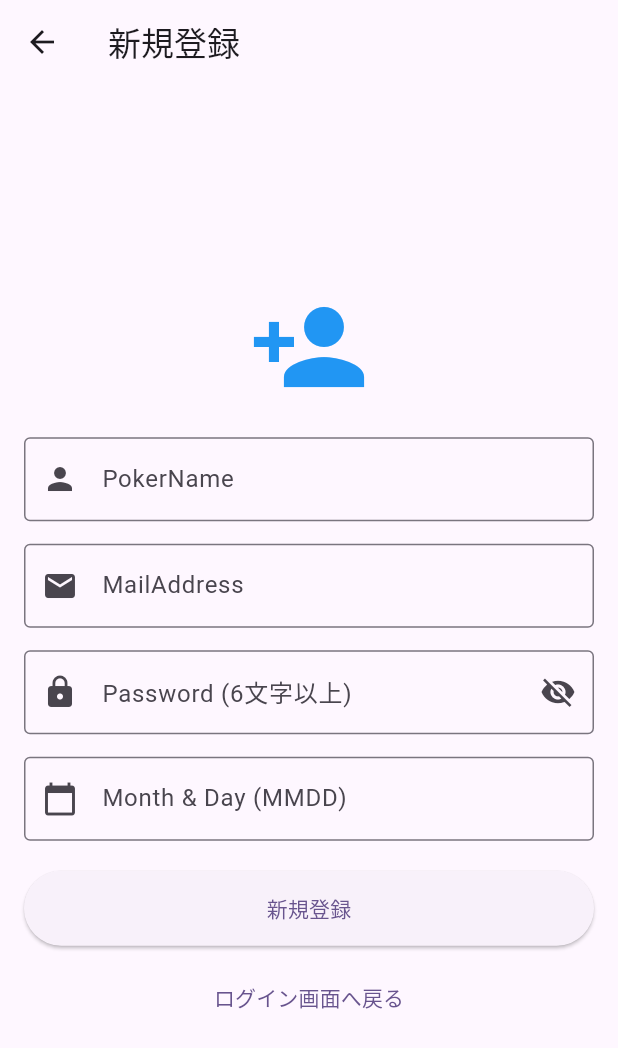
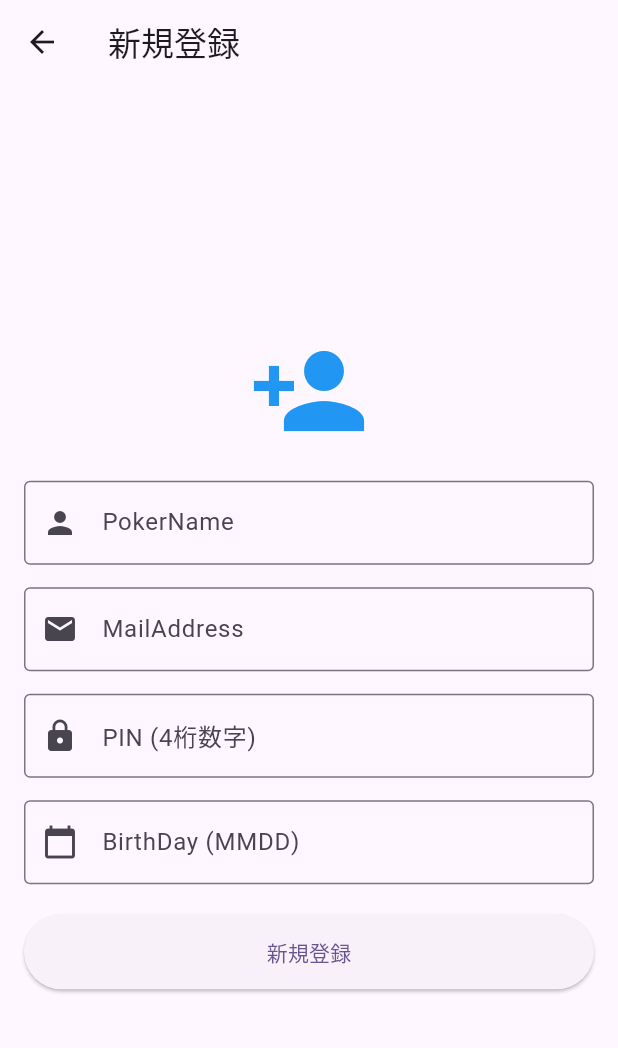
Before and after one commit to manjyuuya/poker_first1, a Flutter app: the screen it shows after launch, after a tap on "ログイン", after a tap on "新規登録はこちら", on a phone screen of 412 x 824 dp. Shown: the top 1048 px of the screen. Run offline on Flutter 3.47's test engine with Material 3 defaults, Android fonts, the phone set to English and light mode, and no system bars; our stand-ins replace cloud_firestore, cloud_functions, firebase_auth, firebase_core, firebase_storage, local_auth and 3 more; accounts and stored records are empty.

Commit message:
name重複処理 login関係

```diff
--- a/lib/createAccount2.dart
+++ b/lib/createAccount2.dart
@@ -1,8 +1,17 @@
+import 'dart:convert';
+import 'dart:math';
+import 'dart:typed_data';
+import 'package:crypto/crypto.dart';
 import 'package:firebase_auth/firebase_auth.dart';
 import 'package:cloud_firestore/cloud_firestore.dart';
+import 'package:firebase_storage/firebase_storage.dart';
 import 'package:flutter/material.dart';
+import 'package:qr_flutter/qr_flutter.dart';
+import 'package:path_provider/path_provider.dart';
+import 'package:cloud_functions/cloud_functions.dart';
+import 'dart:io';
+
 import 'package:poker_first/login.dart';
-import 'package:poker_first/login2.dart';
 
 class CreateAccount2 extends StatefulWidget {
   const CreateAccount2({super.key});
@@ -13,31 +22,54 @@ class CreateAccount2 extends StatefulWidget {
 
 class _CreateAccount2State extends State<CreateAccount2> {
   final _formKey = GlobalKey<FormState>();
-
   final TextEditingController _nameController = TextEditingController();
   final TextEditingController _emailController = TextEditingController();
-  final TextEditingController _passwordController = TextEditingController();
+  final TextEditingController _pinController = TextEditingController();
   final TextEditingController _birthMonthDayController = TextEditingController();
 
   bool _isLoading = false;
-  bool _isPasswordVisible = false;
 
-  void _signUp() async {
+  String _hashPIN(String pin) {
+    var bytes = utf8.encode(pin);
+    return sha256.convert(bytes).toString();
+  }
+
+  Future<bool> _isPokerNameTaken(String pokerName) async {
+    try {
+      final HttpsCallable callable =
+      FirebaseFunctions.instance.httpsCallable('checkPokerNameExists');
+      final result = await callable.call({'pokerName': pokerName});
+      return result.data['exists'] as bool;
+    } catch (e) {
+      debugPrint("Error checking PokerName: $e");
+      return false; // エラー時は false を返す（安全策）
+    }
+  }
+
+  Future<void> _signUp() async {
     if (_formKey.currentState!.validate()) {
       setState(() => _isLoading = true);
 
+      String name = _nameController.text.trim();
+      String monthDay = _birthMonthDayController.text.trim();
+      String email = _emailController.text.trim();
+      String pin = _pinController.text.trim();
+      String loginId = "$name$monthDay";
+      String hashedPin = _hashPIN(pin);
+      String fixedPassword = "YourFixedPassword123";
+
+      if (await _isPokerNameTaken(name)) {
+        setState(() => _isLoading = false);
+        ScaffoldMessenger.of(context).showSnackBar(
+          const SnackBar(content: Text("このPokerNameは既に使用されています")),
+        );
+        return;
+      }
+
       try {
-        String name = _nameController.text.trim();
-        String monthDay = _birthMonthDayController.text.trim();
-        String email = _emailController.text.trim();
-
-        // ログインIDを作成 (名前＋誕生日)
-        String loginId = "$name$monthDay";
-
-        // Firebase Authでアカウント作成
         UserCredential userCredential = await FirebaseAuth.instance.createUserWithEmailAndPassword(
           email: email,
-          password: _passwordController.text.trim(),
+          password: fixedPassword,
         );
 
         User? user = userCredential.user;
@@ -45,41 +77,82 @@ class _CreateAccount2State extends State<CreateAccount2> {
           await user.updateDisplayName(name);
           await user.reload();
 
-          // Firestoreにユーザー情報を保存
           await FirebaseFirestore.instance.collection('users').doc(user.uid).set({
             'uid': user.uid,
             'pokerName': name,
             'email': email,
             'birthMonthDay': monthDay,
-            'loginId': loginId, // 追加: loginId
+            'loginId': loginId,
+            'hashedPin': hashedPin,
             'role': 'user',
             'createdAt': FieldValue.serverTimestamp(),
           });
+
+          await _generateQRCodeAndSendEmail(user.uid, loginId, email);
         }
 
         setState(() => _isLoading = false);
-
         ScaffoldMessenger.of(context).showSnackBar(
           const SnackBar(content: Text("アカウントが作成されました！")),
         );
-
-        Navigator.pushReplacement(
-          context,
-          MaterialPageRoute(builder: (context) =>Login()),
-        );
+        Navigator.pushReplacement(context, MaterialPageRoute(builder: (context) => Login()));
       } on FirebaseAuthException catch (e) {
         setState(() => _isLoading = false);
-        String errorMessage = e.message ?? "登録に失敗しました";
-
-        print("エラー: $e");
-        ScaffoldMessenger.of(context).showSnackBar(
-          SnackBar(content: Text(errorMessage)),
-        );
+        ScaffoldMessenger.of(context).showSnackBar(SnackBar(content: Text(e.message ?? "登録に失敗しました")));
       }
     }
   }
 
+  Future<void> _generateQRCodeAndSendEmail(String uid, String loginId, String email) async {
+    try {
+      // QRコードデータ
+      String qrData = jsonEncode({'loginId': loginId, 'uid': uid});
 
+      // QRコード画像を生成
+      final qrValidationResult = QrValidator.validate(
+        data: qrData,
+        version: QrVersions.auto,
+        errorCorrectionLevel: QrErrorCorrectLevel.L,
+      );
+
+      if (qrValidationResult.status != QrValidationStatus.valid) {
+        throw Exception("QRコードの生成に失敗しました");
+      }
+
+      final qrCode = qrValidationResult.qrCode!;
+      final painter = QrPainter.withQr(
+        qr: qrCode,
+        color: Colors.black,
+        emptyColor: Colors.white,
+        gapless: true,
+      );
+
+      // 一時ディレクトリに保存
+      final tempDir = await getTemporaryDirectory();
+      final qrFile = File('${tempDir.path}/$loginId.png');
+
+      final picData = await painter.toImageData(300);
+      await qrFile.writeAsBytes(picData!.buffer.asUint8List());
+
+      // Firebase Storage にアップロード
+      final storageRef = FirebaseStorage.instance.ref().child('qr_codes/$loginId.png');
+      await storageRef.putFile(qrFile);
+
+      // QRコードのダウンロードURLを取得
+      String qrUrl = await storageRef.getDownloadURL();
+
+      // Firestore に QRコードURLを保存
+      await FirebaseFirestore.instance.collection('users').doc(uid).update({
+        'qrCodeUrl': qrUrl,
+      });
+
+      // ここで QRコードの URL をメールで送信する処理を追加
+      print("QRコードが発行されました: $qrUrl");
+
+    } catch (e) {
+      print("QRコードの生成または保存に失敗: $e");
+    }
+  }
 
   @override
   Widget build(BuildContext context) {
@@ -95,8 +168,6 @@ class _CreateAccount2State extends State<CreateAccount2> {
                 children: [
                   const Icon(Icons.person_add, size: 80, color: Colors.blue),
                   const SizedBox(height: 20),
-
-                  // PokerName
                   TextFormField(
                     controller: _nameController,
                     decoration: const InputDecoration(
@@ -104,14 +175,9 @@ class _CreateAccount2State extends State<CreateAccount2> {
                       border: OutlineInputBorder(),
                       prefixIcon: Icon(Icons.person),
                     ),
-                    validator: (value) => value == null || value.length < 2
-                        ? "名前は2文字以上にしてください"
-                        : null,
+                    validator: (value) => value == null || value.length < 2 ? "名前は2文字以上にしてください" : null,
                   ),
-
                   const SizedBox(height: 15),
-
-                  // MailAddress
                   TextFormField(
                     controller: _emailController,
                     decoration: const InputDecoration(
@@ -120,84 +186,37 @@ class _CreateAccount2State extends State<CreateAccount2> {
                       prefixIcon: Icon(Icons.email),
                     ),
                     keyboardType: TextInputType.emailAddress,
-                    validator: (value) => value == null || value.isEmpty
-                        ? "メールアドレスを入力してください"
-                        : null,
+                    validator: (value) => value == null || value.isEmpty ? "メールアドレスを入力してください" : null,
                   ),
-
                   const SizedBox(height: 15),
-
-                  // Password
                   TextFormField(
-                    controller: _passwordController,
-                    decoration: InputDecoration(
-                      labelText: "Password (6文字以上)",
-                      border: const OutlineInputBorder(),
-                      prefixIcon: const Icon(Icons.lock),
-                      suffixIcon: IconButton(
-                        icon: Icon(
-                          _isPasswordVisible ? Icons.visibility : Icons.visibility_off,
-                        ),
-                        onPressed: () => setState(
-                              () => _isPasswordVisible = !_isPasswordVisible,
-                        ),
-                      ),
+                    controller: _pinController,
+                    decoration: const InputDecoration(
+                      labelText: "PIN (4桁数字)",
+                      border: OutlineInputBorder(),
+                      prefixIcon: Icon(Icons.lock),
                     ),
-                    keyboardType: TextInputType.visiblePassword,
-                    obscureText: !_isPasswordVisible,
-                    validator: (value) => value == null || value.length < 6
-                        ? "パスワードは6文字以上にしてください"
-                        : null,
+                    keyboardType: TextInputType.number,
+                    validator: (value) => value == null || value.length != 4 ? "PINは4桁の数字で入力してください" : null,
                   ),
-
-
-
                   const SizedBox(height: 15),
-
-                  // 誕生月日 (MMDD)
                   TextFormField(
                     controller: _birthMonthDayController,
                     decoration: const InputDecoration(
-                      labelText: "Month & Day (MMDD)",
+                      labelText: "BirthDay (MMDD)",
                       border: OutlineInputBorder(),
                       prefixIcon: Icon(Icons.calendar_today),
                     ),
                     keyboardType: TextInputType.number,
-                    validator: (value) {
-                      if (value == null || value.length != 4) {
-                        return "誕生日はMMDD形式の4桁で入力してください";
-                      }
-                      final int month = int.tryParse(value.substring(0, 2)) ?? 0;
-                      final int day = int.tryParse(value.substring(2, 4)) ?? 0;
-
-                      if (month < 1 || month > 12 || day < 1 || day > 31) {
-                        return "有効な月日を入力してください (MMDD)";
-                      }
-                      if ((month == 2 && day > 29) ||
-                          ([4, 6, 9, 11].contains(month) && day > 30)) {
-                        return "存在しない日付です";
-                      }
-                      return null;
-                    },
+                    validator: (value) => value == null || value.length != 4 ? "誕生日はMMDD形式の4桁で入力してください" : null,
                   ),
-
                   const SizedBox(height: 20),
-
                   _isLoading
                       ? const CircularProgressIndicator()
                       : ElevatedButton(
                     onPressed: _signUp,
-                    style: ElevatedButton.styleFrom(
-                      minimumSize: const Size(double.infinity, 50),
-                    ),
+                    style: ElevatedButton.styleFrom(minimumSize: const Size(double.infinity, 50)),
                     child: const Text("新規登録"),
-                  ),
-
-                  const SizedBox(height: 10),
-
-                  TextButton(
-                    onPressed: () => Navigator.pop(context),
-                    child: const Text("ログイン画面へ戻る"),
                   ),
                 ],
               ),
--- a/lib/login.dart
+++ b/lib/login.dart
@@ -6,7 +6,8 @@ import 'package:poker_first/createAccount2.dart';
 import 'package:poker_first/staffsView/staffsHome.dart';
 import 'package:poker_first/usersView/usersScreen.dart';
 import 'package:shared_preferences/shared_preferences.dart';
-import 'biometric_auth.dart';
+import 'package:crypto/crypto.dart';
+import 'dart:convert';
 
 class Login extends StatefulWidget {
   const Login({super.key});
@@ -19,67 +20,80 @@ class _LoginState extends State<Login> {
   final GlobalKey<ScaffoldMessengerState> _scaffoldKey = GlobalKey<ScaffoldMessengerState>();
   final _formKey = GlobalKey<FormState>();
   final TextEditingController _loginIdController = TextEditingController();
-  final TextEditingController _passwordController = TextEditingController();
-  bool _isPasswordVisible = false;
+  final TextEditingController _pinController = TextEditingController();
   bool _isLoading = false;
-  final BiometricAuth biometricAuth = BiometricAuth();
 
-  void _loginWithFirestoreAndAuth() async {
+  void _showSnackbar(BuildContext context, String message) {
+    WidgetsBinding.instance.addPostFrameCallback((_) {
+      ScaffoldMessenger.of(context).showSnackBar(
+        SnackBar(content: Text(message)),
+      );
+    });
+  }
+
+  void _loginWithAuthFirst() async {
     if (_formKey.currentState!.validate()) {
       setState(() => _isLoading = true);
 
       try {
+        // 現在のユーザーが認証されているか確認
+        User? user = FirebaseAuth.instance.currentUser;
+        if (user == null) {
+          // ユーザーが認証されていない場合、エラーメッセージを表示
+          setState(() => _isLoading = false);
+          _showSnackbar(context, "認証されていないユーザーです");
+          return;
+        }
+
         String loginIdInput = _loginIdController.text.trim();
-        String passwordInput = _passwordController.text.trim();
+        String pinInput = _pinController.text.trim();
+        String hashedPin = sha256.convert(utf8.encode(pinInput)).toString();
+        String fixedPassword = "YourFixedPassword123"; // 🔴 Firebase Auth に登録されている固定パスワード
 
-        // FirestoreからログインIDでユーザー情報を検索
+        // 🔴 Firestore からログインIDで検索
         QuerySnapshot querySnapshot = await FirebaseFirestore.instance
             .collection('users')
             .where('loginId', isEqualTo: loginIdInput)
+            .where('hashedPin', isEqualTo: hashedPin)
             .limit(1)
             .get();
 
         if (querySnapshot.docs.isNotEmpty) {
           var userDoc = querySnapshot.docs.first;
           String? email = userDoc['email'];
+          String uid = userDoc['uid'];
 
           if (email != null) {
-            // Firebase Auth でログイン
+            // 🔴 Firebase Authentication でログイン
             UserCredential userCredential = await FirebaseAuth.instance.signInWithEmailAndPassword(
               email: email,
-              password: passwordInput,
+              password: fixedPassword,
             );
 
             User? user = userCredential.user;
 
             if (user != null) {
-              // ユーザー情報を再読み込み
-              await user.reload();
-              User? refreshedUser = FirebaseAuth.instance.currentUser;
-
-              if (refreshedUser != null) {
-                String uid = refreshedUser.uid;
-                print("Firebase Auth ログイン成功: $uid");
-
               await _saveUserUID(uid);
-                await _navigateToUserScreen(uid);
+              await _navigateToUserScreen(userDoc);
             } else {
-                throw Exception("ログイン後のユーザー情報が取得できませんでした");
+              throw Exception("ログインに失敗しました");
             }
           } else {
-              throw Exception("Firebase Auth ログイン後にユーザーが見つかりません");
+            throw Exception("メールアドレスが見つかりません");
           }
         } else {
-            throw Exception("メールアドレスが登録されていません");
+          throw Exception("ログインIDまたはPINが間違っています");
         }
-        } else {
-          throw Exception("ユーザーが見つかりません");
-        }
+      } on FirebaseAuthException catch (e) {
+        // Firebase Authentication のエラー処理
+        print("Error Code: ${e.code}");
+        print("Error Message: ${e.message}");
+        setState(() => _isLoading = false);
+        _showSnackbar(context, "ログイン失敗: ${e.message ?? '不明なエラー'}");
       } catch (e) {
+        // その他のエラー処理
         setState(() => _isLoading = false);
-        _scaffoldKey.currentState?.showSnackBar(
-          SnackBar(content: Text("ログイン失敗: ${e.toString()}")),
-        );
+        _showSnackbar(context, "ログイン失敗: ${e.toString()}");
       }
     }
   }
@@ -90,10 +104,7 @@ class _LoginState extends State<Login> {
     await prefs.setBool('hasLoggedInBefore', true);
   }
 
-  Future<void> _navigateToUserScreen(String uid) async {
-    DocumentSnapshot userDoc = await FirebaseFirestore.instance.collection('users').doc(uid).get();
-
-    if (userDoc.exists) {
+  Future<void> _navigateToUserScreen(DocumentSnapshot userDoc) async {
     String role = userDoc['role'];
     Widget nextScreen;
 
@@ -116,16 +127,12 @@ class _LoginState extends State<Login> {
       context,
       MaterialPageRoute(builder: (context) => nextScreen),
     );
-    } else {
-      throw Exception("ユーザー情報が見つかりません");
-    }
   }
 
   @override
   Widget build(BuildContext context) {
-    return ScaffoldMessenger(
+    return Scaffold(
       key: _scaffoldKey,
-      child: Scaffold(
       body: Padding(
         padding: const EdgeInsets.all(16.0),
         child: Center(
@@ -154,28 +161,22 @@ class _LoginState extends State<Login> {
                   ),
                   const SizedBox(height: 15),
                   TextFormField(
-                      controller: _passwordController,
-                      decoration: InputDecoration(
-                        labelText: "パスワード",
-                        border: const OutlineInputBorder(),
-                        prefixIcon: const Icon(Icons.lock),
-                        suffixIcon: IconButton(
-                          icon: Icon(
-                            _isPasswordVisible
-                                ? Icons.visibility
-                                : Icons.visibility_off,
+                    controller: _pinController,
+                    decoration: const InputDecoration(
+                      labelText: "PIN (4桁)",
+                      border: OutlineInputBorder(),
+                      prefixIcon: Icon(Icons.lock),
                     ),
-                          onPressed: () => setState(
-                                  () => _isPasswordVisible = !_isPasswordVisible),
-                        ),
-                      ),
-                      obscureText: !_isPasswordVisible,
+                    keyboardType: TextInputType.number,
+                    obscureText: true,
+                    validator: (value) =>
+                    value!.length != 4 ? "PINは4桁で入力してください" : null,
                   ),
                   const SizedBox(height: 20),
                   _isLoading
                       ? const CircularProgressIndicator()
                       : ElevatedButton(
-                      onPressed: _loginWithFirestoreAndAuth,
+                    onPressed: _loginWithAuthFirst,
                     child: const Text("ログイン"),
                   ),
                   TextButton(
@@ -194,7 +195,6 @@ class _LoginState extends State<Login> {
           ),
         ),
       ),
-      ),
     );
   }
 }
--- a/package.json
+++ b/package.json
@@ -8,6 +8,7 @@
     "test": "test"
   },
   "dependencies": {
+    "@sendgrid/mail": "^8.1.4",
     "abort-controller": "^3.0.0",
     "accepts": "^1.3.8",
     "agent-base": "^7.1.3",
@@ -59,7 +60,7 @@
     "fast-xml-parser": "^4.5.3",
     "faye-websocket": "^0.11.4",
     "finalhandler": "^1.3.1",
-    "firebase-admin": "^13.1.0",
+    "firebase-admin": "^13.2.0",
     "firebase-functions": "^6.3.2",
     "form-data": "^2.5.3",
     "forwarded": "^0.2.0",
```
Also changed, not shown: pubspec.yaml (+7 -0 lines), package-lock.json, pubspec.lock, 6383 other files. Lines whose indentation alone changed are shown as unchanged.
